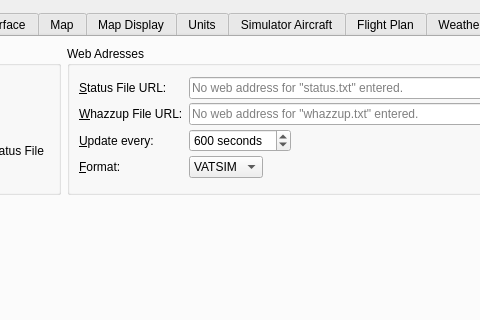
Before: the Qt Designer form src/options/options.ui in albar965/littlenavmap, drawn with Qt 5; both pictures show x 136 to 616 and y 0 to 320 of the 1024 by 564 pixel window.
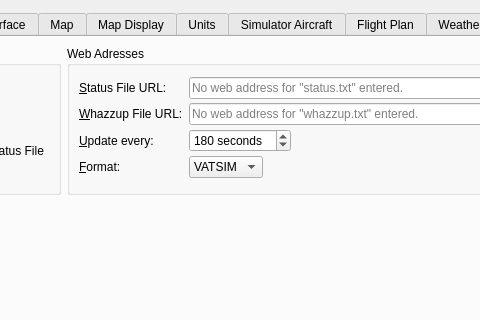
After: the same form once the commit is applied. The open tabs and pages were chosen to show the change.

```diff
--- a/src/options/options.ui
+++ b/src/options/options.ui
@@ -2995,13 +2995,13 @@
              <string> seconds</string>
             </property>
             <property name="minimum">
-             <number>15</number>
+             <number>30</number>
             </property>
             <property name="maximum">
              <number>1800</number>
             </property>
             <property name="value">
-             <number>600</number>
+             <number>180</number>
             </property>
            </widget>
           </item>
```
